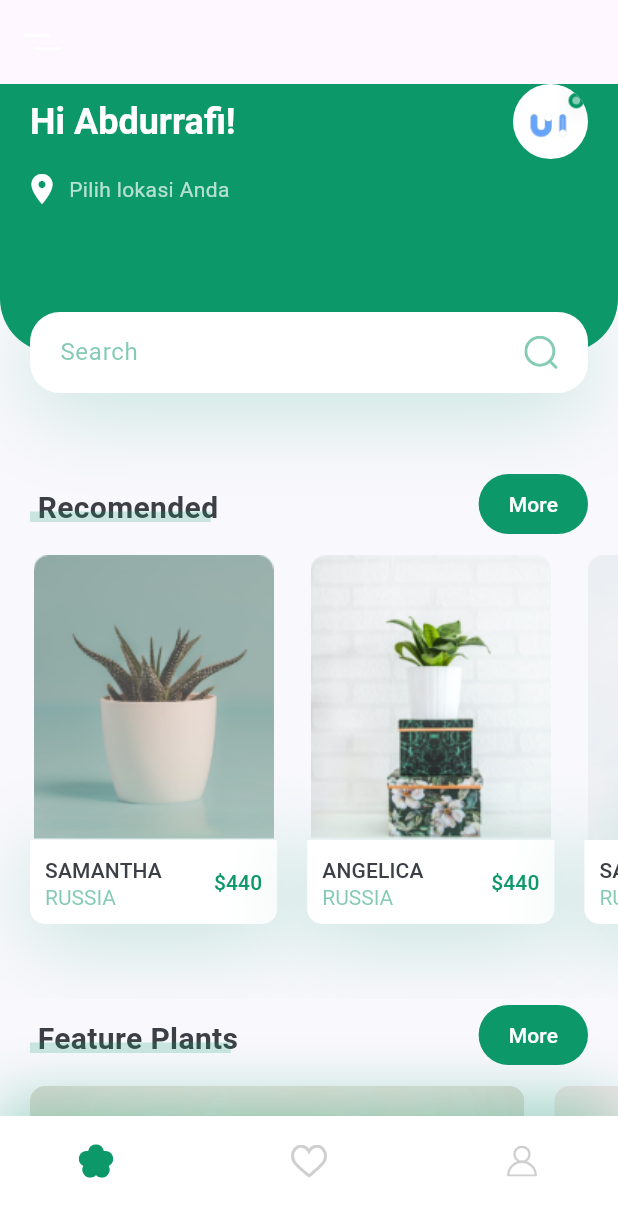
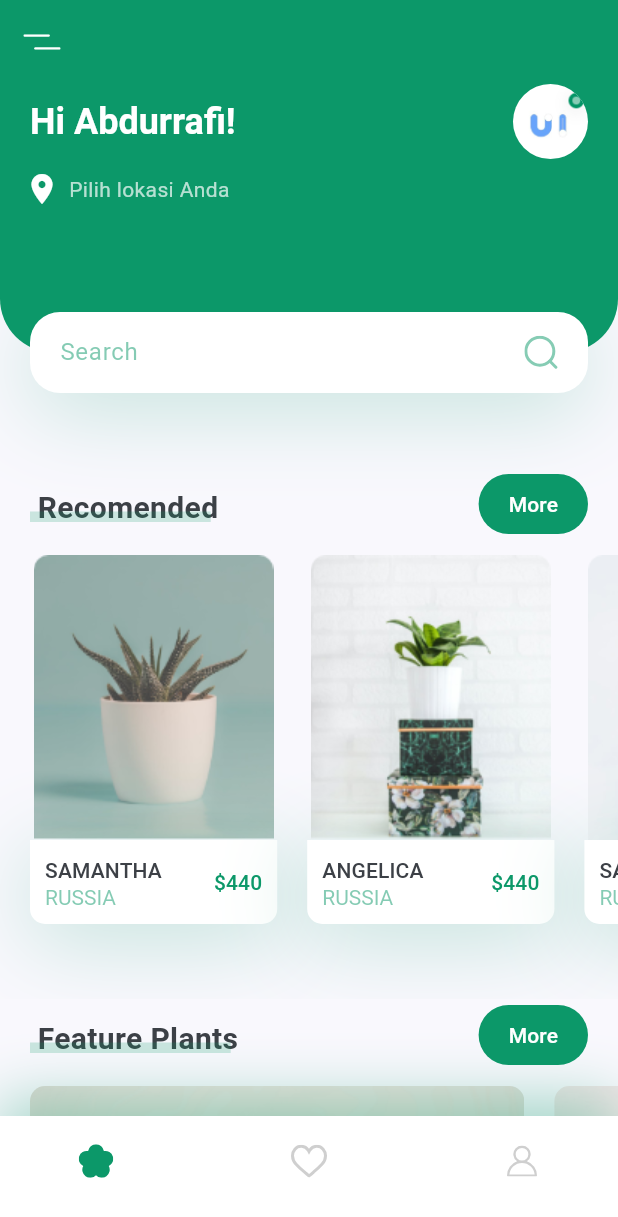
Before and after one commit to Abdurrafi07/PlantApp, a Flutter app: the screen it shows after launch, on a phone screen of 412 x 824 dp. Shown: the top 1217 px of the screen. Run offline on Flutter 3.47's test engine with Material 3 defaults, Android fonts, the phone set to English and light mode, and no system bars; our stand-ins replace camera, flutter_svg, geocoding, geolocator, google_maps_flutter, image_picker and 1 more.

Commit message:
Memperbaiki typo Icon->icons dan menambahkan backgroundColor AppBar

```diff
--- a/lib/screen/details/components/image_and_icons.dart
+++ b/lib/screen/details/components/image_and_icons.dart
@@ -28,7 +28,7 @@ class ImageAndIcons extends StatelessWidget {
                         padding: const EdgeInsets.symmetric(
                           horizontal: kDefaultPadding,
                         ),
-                        icon: SvgPicture.asset("assets/icon/back_arrow.svg"),
+                        icon: SvgPicture.asset("assets/icons/back_arrow.svg"),
                         onPressed: () {
                           Navigator.pop(context);
                         },
--- a/lib/screen/home/home_screen.dart
+++ b/lib/screen/home/home_screen.dart
@@ -1,6 +1,7 @@
 import 'package:flutter/material.dart';
 import 'package:flutter_svg/svg.dart';
 import 'package:plantapp/components/my_bottom_nav_bar.dart';
+import 'package:plantapp/constraints.dart';
 import 'package:plantapp/screen/home/components/body.dart';
 
 class HomeScreen extends StatelessWidget {
@@ -18,6 +19,7 @@ class HomeScreen extends StatelessWidget {
   AppBar buildAppBar() {
     return AppBar(
       elevation: 0,
+      backgroundColor: kPrimaryColor,
       leading: IconButton(
         icon: SvgPicture.asset("assets/icons/menu.svg"),
         onPressed: () {},
```
